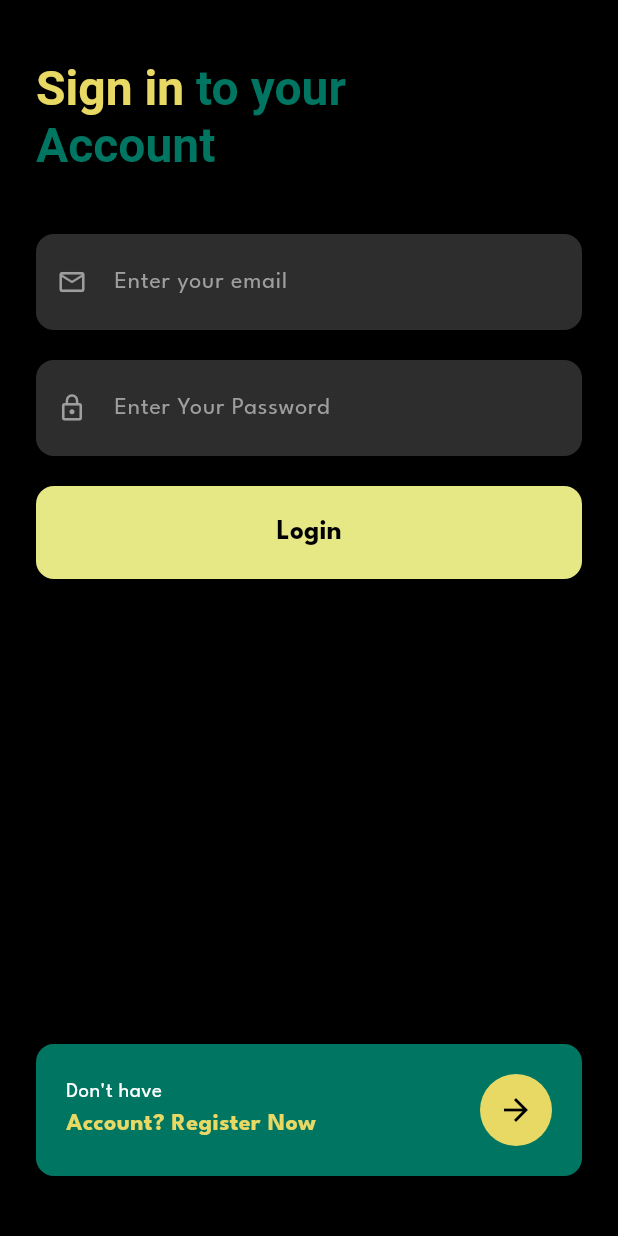
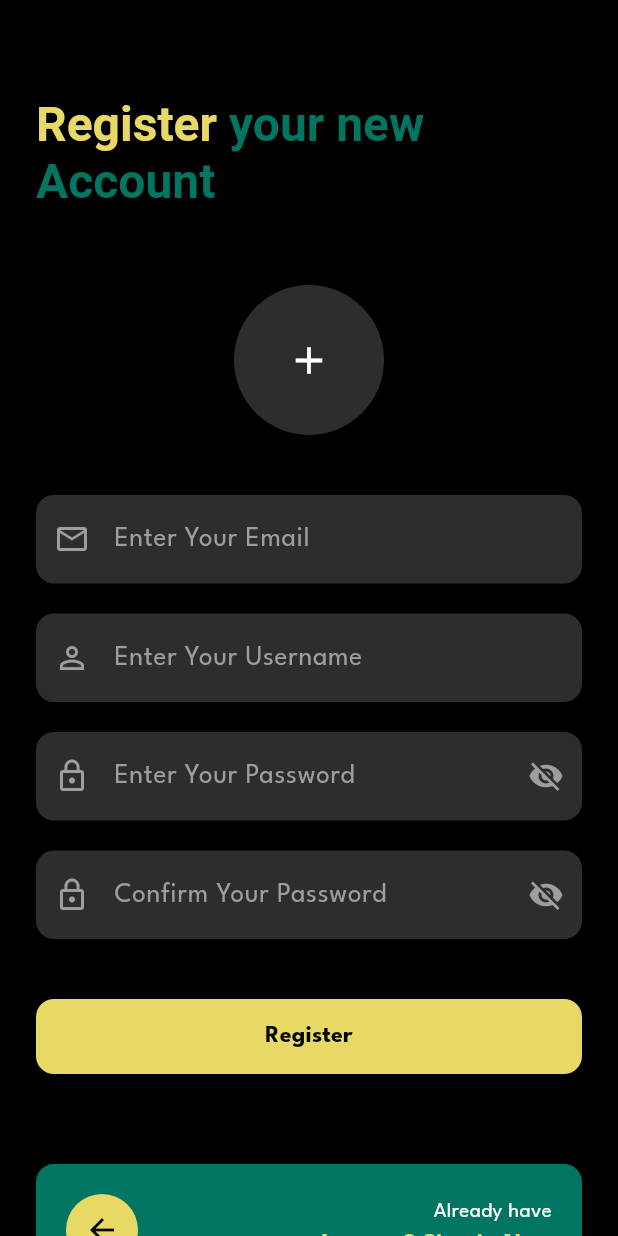
Before and after one commit to mifzalf/gymbroo, a Flutter app: the LoginPage screen opened directly, after a tap on the "arrow forward" icon, on a phone screen of 412 x 824 dp. Run offline on Flutter 3.47's test engine with Material 3 defaults, Android fonts, the phone set to English and light mode, and no system bars; Roboto replaces fonts that are missing (Konkhmer Sleokchher).

Commit message:
register page

```diff
--- a/lib/pages/auth/loginPage.dart
+++ b/lib/pages/auth/loginPage.dart
@@ -1,4 +1,5 @@
 import 'package:flutter/material.dart';
+import 'package:gymbroo/pages/auth/register.dart';
 
 class LoginPage extends StatefulWidget {
   const LoginPage({super.key});
@@ -10,6 +11,7 @@ class LoginPage extends StatefulWidget {
 class _LoginPageState extends State<LoginPage> {
   final TextEditingController _emailController = TextEditingController();
   final TextEditingController _passwordController = TextEditingController();
+  bool _isPasswordVisible = false; // Added password visibility toggle
 
   @override
   void initState() {
@@ -100,7 +102,7 @@ class _LoginPageState extends State<LoginPage> {
 
               const SizedBox(height: 20),
 
-              // Password Field
+              // Password Field with Toggle Visibility
               Container(
                 decoration: BoxDecoration(
                   color: const Color(0xFF2D2D2D),
@@ -108,7 +110,7 @@ class _LoginPageState extends State<LoginPage> {
                 ),
                 child: TextField(
                   controller: _passwordController,
-                  obscureText: true,
+                  obscureText: !_isPasswordVisible, // Toggle based on state
                   style: const TextStyle(
                     color: Colors.white,
                     fontSize: 16,
@@ -118,6 +120,18 @@ class _LoginPageState extends State<LoginPage> {
                       Icons.lock_outline,
                       color: Colors.grey,
                       size: 20,
+                    ),
+                    suffixIcon: IconButton(
+                      icon: Icon(
+                        _isPasswordVisible ? Icons.visibility : Icons.visibility_off,
+                        color: Colors.grey,
+                        size: 20,
+                      ),
+                      onPressed: () {
+                        setState(() {
+                          _isPasswordVisible = !_isPasswordVisible;
+                        });
+                      },
                     ),
                     hintText: 'Enter Your Password',
                     hintStyle: const TextStyle(
@@ -149,7 +163,7 @@ class _LoginPageState extends State<LoginPage> {
                     // Navigate to home or dashboard
                   },
                   style: ElevatedButton.styleFrom(
-                    backgroundColor: const Color(0xFFE6E886), // Yellow color
+                    backgroundColor: const Color(0xFFE8D864), // Yellow color
                     foregroundColor: Colors.black,
                     padding: const EdgeInsets.symmetric(vertical: 18),
                     shape: RoundedRectangleBorder(
@@ -202,8 +216,12 @@ class _LoginPageState extends State<LoginPage> {
                     ),
                     GestureDetector(
                       onTap: () {
-                        // Navigate to register page
-                        print('Navigate to register page');
+                        Navigator.push(
+                            context,
+                            MaterialPageRoute(
+                              builder: (context) => const RegisterPage(),
+                            ),
+                          );
                       },
                       child: Container(
                         width: 48,
--- a/lib/pages/auth/register.dart
+++ b/lib/pages/auth/register.dart
@@ -0,0 +1,359 @@
+import 'package:flutter/material.dart';
+
+class RegisterPage extends StatefulWidget {
+  const RegisterPage({super.key});
+
+  @override
+  State<RegisterPage> createState() => _RegisterPageState();
+}
+
+class _RegisterPageState extends State<RegisterPage> {
+  final _formKey = GlobalKey<FormState>();
+  final _emailController = TextEditingController();
+  final _usernameController = TextEditingController();
+  final _passwordController = TextEditingController();
+  final _confirmPasswordController = TextEditingController();
+
+  bool _isProfileImageSelected = false;
+  bool _isPasswordVisible = false;
+  bool _isConfirmPasswordVisible = false;
+
+  @override
+  void dispose() {
+    _emailController.dispose();
+    _usernameController.dispose();
+    _passwordController.dispose();
+    _confirmPasswordController.dispose();
+    super.dispose();
+  }
+
+  void _selectProfileImage() {
+    // Untuk sementara hanya mengubah state
+    // Implementasi image picker akan ditambahkan setelah package diinstall
+    setState(() {
+      _isProfileImageSelected = !_isProfileImageSelected;
+    });
+
+    ScaffoldMessenger.of(context).showSnackBar(
+      const SnackBar(
+        content: Text('Image picker will be implemented after adding the package'),
+        duration: Duration(seconds: 2),
+      ),
+    );
+  }
+
+  void _register() {
+    if (_formKey.currentState!.validate()) {
+      // Implement your registration logic here
+      ScaffoldMessenger.of(context).showSnackBar(
+        const SnackBar(
+          content: Text('Registration successful!'),
+          backgroundColor: Colors.green,
+        ),
+      );
+
+      // Navigate to home page or login page after successful registration
+      // Navigator.pushReplacement(context, MaterialPageRoute(builder: (context) => HomePage()));
+    }
+  }
+
+  void _navigateToLogin() {
+    Navigator.pop(context); // Go back to login page
+    // Or use: Navigator.pushReplacement(context, MaterialPageRoute(builder: (context) => LoginPage()));
+  }
+
+  @override
+  Widget build(BuildContext context) {
+    return Scaffold(
+      backgroundColor: const Color.fromARGB(255, 0, 0, 0),
+      body: SafeArea(
+        child: SingleChildScrollView(
+          padding: const EdgeInsets.all(24.0),
+          child: Form(
+            key: _formKey,
+            child: Column(
+              crossAxisAlignment: CrossAxisAlignment.start,
+              children: [
+                const SizedBox(height: 40),
+
+                // Title
+                RichText(
+                  text: TextSpan(
+                    style: const TextStyle(
+                      fontSize: 32,
+                      fontWeight: FontWeight.bold,
+                      height: 1.2,
+                    ),
+                    children: [
+                      TextSpan(
+                        text: 'Register ',
+                        style: TextStyle(
+                          color: const Color(0xFFE8D864),
+                          fontFamily: Theme.of(context).textTheme.headlineLarge?.fontFamily,
+                        ),
+                      ),
+                      const TextSpan(
+                        text: 'your new\nAccount',
+                        style: TextStyle(
+                          color: Color(0xFF007662), // Teal color
+                        ),
+                      ),
+                    ],
+                  ),
+                ),
+
+                const SizedBox(height: 50),
+
+                // Profile Image Picker
+                Center(
+                  child: GestureDetector(
+                    onTap: _selectProfileImage,
+                    child: Container(
+                      width: 100,
+                      height: 100,
+                      decoration: BoxDecoration(
+                        color: _isProfileImageSelected
+                            ? const Color(0xFF4ECDC4)
+                            : const Color(0xFF2D2D2D),
+                        shape: BoxShape.circle,
+                      ),
+                      child: Icon(
+                        _isProfileImageSelected ? Icons.person : Icons.add,
+                        color: Colors.white,
+                        size: 30,
+                      ),
+                    ),
+                  ),
+                ),
+
+                const SizedBox(height: 40),
+
+                // Email Field
+                Container(
+                  decoration: BoxDecoration(
+                    color: const Color(0xFF2D2D2D),
+                    borderRadius: BorderRadius.circular(12),
+                  ),
+                  child: TextFormField(
+                    controller: _emailController,
+                    keyboardType: TextInputType.emailAddress,
+                    style: const TextStyle(color: Colors.white),
+                    decoration: const InputDecoration(
+                      hintText: 'Enter Your Email',
+                      hintStyle: TextStyle(color: Color(0xFF9E9E9E)),
+                      prefixIcon: Icon(Icons.email_outlined, color: Color(0xFF9E9E9E)),
+                      border: InputBorder.none,
+                      contentPadding: EdgeInsets.symmetric(horizontal: 16, vertical: 16),
+                    ),
+                    validator: (value) {
+                      if (value == null || value.isEmpty) {
+                        return 'Please enter your email';
+                      }
+                      if (!RegExp(r'^[\w-\.]+@([\w-]+\.)+[\w-]{2,4}$').hasMatch(value)) {
+                        return 'Please enter a valid email';
+                      }
+                      return null;
+                    },
+                  ),
+                ),
+
+                const SizedBox(height: 20),
+
+                // Username Field
+                Container(
+                  decoration: BoxDecoration(
+                    color: const Color(0xFF2D2D2D),
+                    borderRadius: BorderRadius.circular(12),
+                  ),
+                  child: TextFormField(
+                    controller: _usernameController,
+                    style: const TextStyle(color: Colors.white),
+                    decoration: const InputDecoration(
+                      hintText: 'Enter Your Username',
+                      hintStyle: TextStyle(color: Color(0xFF9E9E9E)),
+                      prefixIcon: Icon(Icons.person_outline, color: Color(0xFF9E9E9E)),
+                      border: InputBorder.none,
+                      contentPadding: EdgeInsets.symmetric(horizontal: 16, vertical: 16),
+                    ),
+                    validator: (value) {
+                      if (value == null || value.isEmpty) {
+                        return 'Please enter your username';
+                      }
+                      if (value.length < 3) {
+                        return 'Username must be at least 3 characters';
+                      }
+                      return null;
+                    },
+                  ),
+                ),
+
+                const SizedBox(height: 20),
+
+                // Password Field
+                Container(
+                  decoration: BoxDecoration(
+                    color: const Color(0xFF2D2D2D),
+                    borderRadius: BorderRadius.circular(12),
+                  ),
+                  child: TextFormField(
+                    controller: _passwordController,
+                    obscureText: !_isPasswordVisible,
+                    style: const TextStyle(color: Colors.white),
+                    decoration: InputDecoration(
+                      hintText: 'Enter Your Password',
+                      hintStyle: const TextStyle(color: Color(0xFF9E9E9E)),
+                      prefixIcon: const Icon(Icons.lock_outline, color: Color(0xFF9E9E9E)),
+                      suffixIcon: IconButton(
+                        icon: Icon(
+                          _isPasswordVisible ? Icons.visibility : Icons.visibility_off,
+                          color: const Color(0xFF9E9E9E),
+                        ),
+                        onPressed: () {
+                          setState(() {
+                            _isPasswordVisible = !_isPasswordVisible;
+                          });
+                        },
+                      ),
+                      border: InputBorder.none,
+                      contentPadding: const EdgeInsets.symmetric(horizontal: 16, vertical: 16),
+                    ),
+                    validator: (value) {
+                      if (value == null || value.isEmpty) {
+                        return 'Please enter your password';
+                      }
+                      if (value.length < 6) {
+                        return 'Password must be at least 6 characters';
+                      }
+                      return null;
+                    },
+                  ),
+                ),
+
+                const SizedBox(height: 20),
+
+                // Confirm Password Field
+                Container(
+                  decoration: BoxDecoration(
+                    color: const Color(0xFF2D2D2D),
+                    borderRadius: BorderRadius.circular(12),
+                  ),
+                  child: TextFormField(
+                    controller: _confirmPasswordController,
+                    obscureText: !_isConfirmPasswordVisible,
+                    style: const TextStyle(color: Colors.white),
+                    decoration: InputDecoration(
+                      hintText: 'Confirm Your Password',
+                      hintStyle: const TextStyle(color: Color(0xFF9E9E9E)),
+                      prefixIcon: const Icon(Icons.lock_outline, color: Color(0xFF9E9E9E)),
+                      suffixIcon: IconButton(
+                        icon: Icon(
+                          _isConfirmPasswordVisible ? Icons.visibility : Icons.visibility_off,
+                          color: const Color(0xFF9E9E9E),
+                        ),
+                        onPressed: () {
+                          setState(() {
+                            _isConfirmPasswordVisible = !_isConfirmPasswordVisible;
+                          });
+                        },
+                      ),
+                      border: InputBorder.none,
+                      contentPadding: const EdgeInsets.symmetric(horizontal: 16, vertical: 16),
+                    ),
+                    validator: (value) {
+                      if (value == null || value.isEmpty) {
+                        return 'Please confirm your password';
+                      }
+                      if (value != _passwordController.text) {
+                        return 'Passwords do not match';
+                      }
+                      return null;
+                    },
+                  ),
+                ),
+
+                const SizedBox(height: 40),
+
+                // Register Button
+                SizedBox(
+                  width: double.infinity,
+                  height: 50,
+                  child: ElevatedButton(
+                    onPressed: _register,
+                    style: ElevatedButton.styleFrom(
+                      backgroundColor: const Color(0xFFE8D864),
+                      foregroundColor: Colors.black,
+                      shape: RoundedRectangleBorder(
+                        borderRadius: BorderRadius.circular(12),
+                      ),
+                      elevation: 0,
+                    ),
+                    child: const Text(
+                      'Register',
+                      style: TextStyle(
+                        fontSize: 16,
+                        fontWeight: FontWeight.bold,
+                      ),
+                    ),
+                  ),
+                ),
+
+                const SizedBox(height: 60),
+
+                // Bottom Navigation
+                Container(
+                  width: double.infinity,
+                  padding: const EdgeInsets.all(20),
+                  decoration: BoxDecoration(
+                    color: const Color(0xFF007662), // Teal color
+                    borderRadius: BorderRadius.circular(12),
+                  ),
+                  child: Row(
+                    mainAxisAlignment: MainAxisAlignment.spaceBetween,
+                    children: [
+                      GestureDetector(
+                        onTap: _navigateToLogin,
+                        child: Container(
+                          width: 48,
+                          height: 48,
+                          decoration: BoxDecoration(
+                            color: const Color(0xFFE8D864), // Yellow color
+                            borderRadius: BorderRadius.circular(24),
+                          ),
+                          child: const Icon(
+                            Icons.arrow_back,
+                            color: Colors.black,
+                            size: 24,
+                          ),
+                        ),
+                      ),
+                      const Column(
+                        crossAxisAlignment: CrossAxisAlignment.end,
+                        children: [
+                          Text(
+                            "Already have",
+                            style: TextStyle(
+                              color: Colors.white,
+                              fontSize: 14,
+                            ),
+                          ),
+                          Text(
+                            "Account? Sign in Now",
+                            style: TextStyle(
+                              color: Color(0xFFE8D864), // Yellow color
+                              fontSize: 16,
+                              fontWeight: FontWeight.bold,
+                            ),
+                          ),
+                        ],
+                      ),
+                    ],
+                  ),
+                ),
+              ],
+            ),
+          ),
+        ),
+      ),
+    );
+  }
+}
```
Also changed, not shown: pubspec.yaml (+4 -62 lines), pubspec.lock, 5 other files.
